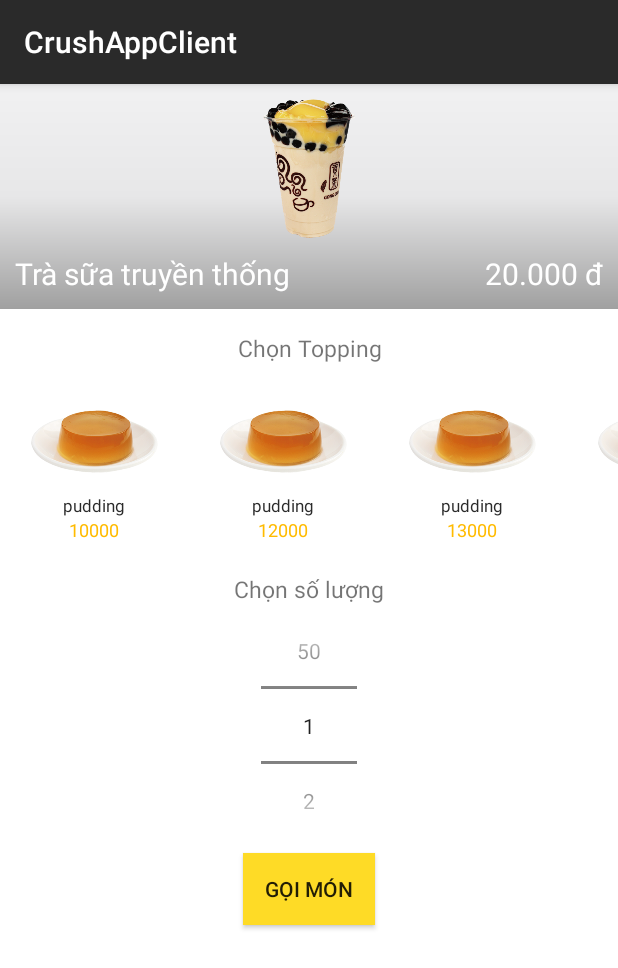
After one commit to tuandatqn95/CrushAppClient, an Android app: the ProductInfoActivity screen opened directly, with no data from a screen before it, on a phone screen of 412 x 824 dp. The commit adds this screen. Shown: the top 968 px of the screen. Run offline under Robolectric (Android 15) with nearby library versions, the phone set to English and light mode, and no system bars.

Commit message:
third commit

```diff
--- a/app/build.gradle
+++ b/app/build.gradle
@@ -9,7 +9,7 @@ android {
         versionCode 1
         versionName "1.0"
         testInstrumentationRunner "android.support.test.runner.AndroidJUnitRunner"
-        vectorDrawables.useSupportLibrary= true
+        vectorDrawables.useSupportLibrary = true
     }
     buildTypes {
         release {
--- a/app/src/main/AndroidManifest.xml
+++ b/app/src/main/AndroidManifest.xml
@@ -33,7 +33,8 @@
         <activity
             android:name=".ProductActivity"
             android:label="@string/title_activity_product"
-            android:theme="@style/AppTheme.NoActionBar"></activity>
+            android:theme="@style/AppTheme.NoActionBar" />
+        <activity android:name=".ProductInfoActivity"></activity>
     </application>
 
 </manifest>
--- a/app/src/main/java/com/crush/crushappclient/ProductActivity.java
+++ b/app/src/main/java/com/crush/crushappclient/ProductActivity.java
@@ -1,5 +1,6 @@
 package com.crush.crushappclient;
 
+import android.content.Intent;
 import android.support.design.widget.TabLayout;
 import android.support.design.widget.FloatingActionButton;
 import android.support.design.widget.Snackbar;
@@ -17,6 +18,7 @@ import android.view.MenuItem;
 import android.view.View;
 import android.view.ViewGroup;
 
+import android.widget.AdapterView;
 import android.widget.GridView;
 import android.widget.TextView;
 import android.widget.Toast;
@@ -140,6 +142,14 @@ public class ProductActivity extends AppCompatActivity {
             //Toast.makeText(getContext(), getArguments().getInt(ARG_SECTION_NUMBER)+"", Toast.LENGTH_SHORT).show();
             MainDrinkAdapter adapter = new MainDrinkAdapter(getContext(), (ArrayList<MainDrink>) seedData.getMainDrink());
             gridView.setAdapter(adapter);
+            gridView.setOnItemClickListener(new AdapterView.OnItemClickListener() {
+                @Override
+                public void onItemClick(AdapterView<?> adapterView, View view, int i, long l) {
+                    //Toast.makeText(getContext(), "item", Toast.LENGTH_SHORT).show();
+                    Intent intent = new Intent(getContext(),ProductInfoActivity.class);
+                    startActivity(intent);
+                }
+            });
             return rootView;
         }
     }
--- /dev/null
+++ b/app/src/main/java/com/crush/crushappclient/ProductInfoActivity.java
@@ -0,0 +1,31 @@
+package com.crush.crushappclient;
+
+import android.support.v7.app.AppCompatActivity;
+import android.os.Bundle;
+import android.widget.LinearLayout;
+import android.widget.NumberPicker;
+
+import com.crush.crushappclient.adapter.ToppingAdapter;
+
+public class ProductInfoActivity extends AppCompatActivity {
+    LinearLayout linearLayout;
+    NumberPicker npQuantity;
+    @Override
+    protected void onCreate(Bundle savedInstanceState) {
+        super.onCreate(savedInstanceState);
+        setContentView(R.layout.activity_product_info);
+        init();
+
+    }
+
+    private void init() {
+        linearLayout = (LinearLayout) findViewById(R.id.horizontalLinear);
+        npQuantity = (NumberPicker) findViewById(R.id.numberPickerQuantity);
+        npQuantity.setMinValue(1);
+        npQuantity.setMaxValue(50);
+        ToppingAdapter toppingAdapter = new ToppingAdapter(this,seedData.getListTopping());
+        for(int i=0;i<toppingAdapter.getCount();i++){
+            linearLayout.addView(toppingAdapter.getView(i,null,null));
+        }
+    }
+}
--- /dev/null
+++ b/app/src/main/java/com/crush/crushappclient/adapter/ToppingAdapter.java
@@ -0,0 +1,62 @@
+package com.crush.crushappclient.adapter;
+
+import android.content.Context;
+import android.view.LayoutInflater;
+import android.view.View;
+import android.view.ViewGroup;
+import android.widget.BaseAdapter;
+import android.widget.ImageView;
+import android.widget.TextView;
+
+import com.crush.crushappclient.R;
+import com.crush.crushappclient.model.Topping;
+
+import java.util.List;
+
+public class ToppingAdapter extends BaseAdapter {
+    private Context context;
+    private List<Topping> listTopping;
+
+    public ToppingAdapter(Context context, List<Topping> listTopping) {
+        this.context = context;
+        this.listTopping = listTopping;
+    }
+
+    @Override
+    public int getCount() {
+        return listTopping.size();
+    }
+
+    @Override
+    public Object getItem(int i) {
+        return null;
+    }
+
+    @Override
+    public long getItemId(int i) {
+        return 0;
+    }
+
+    @Override
+    public View getView(int i, View view, ViewGroup viewGroup) {
+        LayoutInflater inflater = (LayoutInflater) context.getSystemService(context.LAYOUT_INFLATER_SERVICE);
+        View item = inflater.inflate(R.layout.topping_layout, null);
+
+        ImageView imgvProduct = (ImageView) item.findViewById(R.id.imgvproduct);
+        TextView txtvName = (TextView) item.findViewById(R.id.txtvname);
+        TextView txtvPrice = (TextView) item.findViewById(R.id.txtvprice);
+
+
+        // gán giá trị
+        Topping topping = listTopping.get(i);
+        txtvName.setText(topping.getName());
+        txtvPrice.setText(topping.getPrice()+"");
+        // byte array to imageView
+        //Bitmap imageProduct = BitmapFactory.decodeByteArray(mainDrink.getImage(), 0, mainDrink.getImage().length);
+        imgvProduct.setImageResource(R.drawable.topping);
+
+        return item;
+    }
+
+
+}
--- a/app/src/main/java/com/crush/crushappclient/seedData.java
+++ b/app/src/main/java/com/crush/crushappclient/seedData.java
@@ -6,6 +6,7 @@ import android.widget.ImageView;
 
 import com.crush.crushappclient.model.Category;
 import com.crush.crushappclient.model.MainDrink;
+import com.crush.crushappclient.model.Topping;
 
 import java.io.ByteArrayOutputStream;
 import java.util.ArrayList;
@@ -50,7 +51,17 @@ public class seedData {
 
         return list;
     }
+    public static List<Topping> getListTopping (){
+        List<Topping> listTopping = new ArrayList<>();
+        listTopping.add(new Topping(1,"pudding",10000,null));
+        listTopping.add(new Topping(1,"pudding",12000,null));
+        listTopping.add(new Topping(1,"pudding",13000,null));
+        listTopping.add(new Topping(1,"pudding",14000,null));
+        listTopping.add(new Topping(1,"pudding",15000,null));
+        listTopping.add(new Topping(1,"pudding",16000,null));
 
+        return listTopping;
+    }
     private byte [] imageView_to_Byte(ImageView imageView){
         BitmapDrawable drawable = (BitmapDrawable) imageView.getDrawable();
         Bitmap bmp = drawable.getBitmap();
--- /dev/null
+++ b/app/src/main/res/drawable/gradient_layout.xml
@@ -0,0 +1,10 @@
+<?xml version="1.0" encoding="utf-8"?>
+<shape xmlns:android="http://schemas.android.com/apk/res/android"
+    android:shape="rectangle">
+    <!--  Gradient Bg for listrow -->
+    <gradient
+        android:startColor="#f1f1f2"
+        android:centerColor="#e7e7e8"
+        android:endColor="#a0a0a0"
+        android:angle="270" />
+</shape>
--- /dev/null
+++ b/app/src/main/res/layout/activity_product_info.xml
@@ -0,0 +1,106 @@
+<?xml version="1.0" encoding="utf-8"?>
+<LinearLayout xmlns:app="http://schemas.android.com/apk/res-auto"
+    android:layout_width="match_parent"
+    android:layout_height="match_parent"
+    android:orientation="vertical"
+    android:background="#ffffff"
+    xmlns:android="http://schemas.android.com/apk/res/android">
+
+    <LinearLayout
+        android:orientation="vertical"
+        android:background="@drawable/gradient_layout"
+        android:layout_width="match_parent"
+        android:layout_height="150dp">
+
+
+        <ImageView
+            android:id="@+id/imageView"
+            android:layout_gravity="center"
+            android:layout_width="wrap_content"
+            android:layout_height="match_parent"
+            android:layout_marginTop="10dp"
+            android:scaleType="fitCenter"
+            android:layout_weight="1"
+            app:srcCompat="@drawable/trasua" />
+        <LinearLayout
+            android:orientation="horizontal"
+            android:layout_marginTop="0dp"
+            android:padding="10dp"
+            android:layout_width="match_parent"
+            android:layout_height="wrap_content">
+
+            <TextView
+                android:text="Trà sữa truyền thống"
+                android:textSize="20dp"
+                android:textColor="#ffffff"
+                android:layout_width="wrap_content"
+                android:layout_height="wrap_content" />
+            <TextView
+                android:textSize="20dp"
+                android:textColor="#ffffff"
+                android:text="20.000 đ"
+                android:textAlignment="textEnd"
+                android:layout_width="match_parent"
+                android:layout_height="wrap_content"
+                android:gravity="end" />
+        </LinearLayout>
+    </LinearLayout>
+    <LinearLayout
+        android:orientation="vertical"
+        android:layout_width="match_parent"
+        android:layout_height="match_parent">
+
+        <TextView
+            android:layout_marginTop="15dp"
+            android:layout_marginBottom="15dp"
+            android:layout_gravity="center"
+            android:textSize="15dp"
+            android:text="Chọn Topping"
+            android:textAlignment="center"
+            android:layout_width="match_parent"
+            android:layout_height="wrap_content" />
+        <HorizontalScrollView
+            android:id="@+id/horizontalScrollView"
+            android:scrollbars="none"
+            android:layout_width="match_parent"
+            android:layout_height="wrap_content">
+
+            <LinearLayout
+                android:id="@+id/horizontalLinear"
+                android:layout_width="wrap_content"
+                android:layout_height="wrap_content"
+                android:orientation="horizontal">
+
+            </LinearLayout>
+        </HorizontalScrollView>
+
+        <TextView
+            android:layout_marginTop="15dp"
+            android:layout_marginBottom="5dp"
+            android:layout_gravity="center"
+            android:textSize="15dp"
+            android:text="Chọn số lượng"
+            android:textAlignment="center"
+            android:layout_width="match_parent"
+            android:layout_height="wrap_content" />
+
+        <NumberPicker
+            android:id="@+id/numberPickerQuantity"
+            android:orientation="horizontal"
+            android:layout_gravity="center"
+            android:layout_width="wrap_content"
+            android:layout_height="150dp"
+            android:layout_alignParentTop="false"
+            android:layout_centerHorizontal="true" />
+
+        <Button
+            android:id="@+id/btnOrder"
+            android:text="Gọi món"
+            android:layout_gravity="center"
+            android:layout_marginTop="10dp"
+            android:background="@color/colorMainYellow"
+            android:layout_width="wrap_content"
+            android:layout_height="wrap_content" />
+    </LinearLayout>
+
+</LinearLayout>
--- a/app/src/main/java/com/crush/crushappclient/adapter/CategoryAdapter.java
+++ b/app/src/main/res/layout/topping_layout.xml
@@ -1,54 +1,39 @@
-package com.crush.crushappclient.adapter;
+<?xml version="1.0" encoding="utf-8"?>
+<LinearLayout xmlns:app="http://schemas.android.com/apk/res-auto"
+    android:layout_width="wrap_content"
+    android:layout_height="wrap_content"
+    android:orientation="vertical"
+    android:paddingRight="15dp"
+    android:paddingLeft="15dp"
+    android:paddingTop="1dp"
+    android:paddingBottom="5dp"
+    android:background="@drawable/rounded_edge"
+    xmlns:android="http://schemas.android.com/apk/res/android">
 
-import android.content.Context;
-import android.support.annotation.NonNull;
-import android.view.LayoutInflater;
-import android.view.View;
-import android.view.ViewGroup;
-import android.widget.ArrayAdapter;
-import android.widget.BaseAdapter;
-import android.widget.CheckedTextView;
-import android.widget.ImageView;
-import android.widget.TextView;
+    <ImageView
+        android:id="@+id/imgvproduct"
+        android:padding="@dimen/activity_margin"
+        android:scaleType="fitCenter"
+        android:layout_width="95dp"
+        android:layout_height="70dp"
+        android:layout_gravity="center"
+        android:layout_weight="1"
+        app:srcCompat="@mipmap/ic_launcher_round" />
+    <TextView
+        android:id="@+id/txtvname"
+        android:layout_width="wrap_content"
+        android:layout_height="wrap_content"
+        android:textColor="@color/colorDarkGray"
+        android:layout_gravity="center"
+        android:textSize="11dp"
+        android:text="Trà sữa"/>
 
-import com.crush.crushappclient.R;
-import com.crush.crushappclient.model.Category;
-import com.crush.crushappclient.model.MainDrink;
-
-import java.util.ArrayList;
-import java.util.List;
-
-public class CategoryAdapter extends BaseAdapter{
-    private Context context;
-    private List<Category> listCategory;
-
-    public CategoryAdapter(Context context, List<Category> listCategory) {
-        this.context = context;
-        this.listCategory = listCategory;
-    }
-
-    @Override
-    public int getCount() {
-        return listCategory.size();
-    }
-
-    @Override
-    public Object getItem(int i) {
-        return null;
-    }
-
-    @Override
-    public long getItemId(int i) {
-        return 0;
-    }
-
-    @Override
-    public View getView(int i, View view, ViewGroup viewGroup) {
-        LayoutInflater inflater = (LayoutInflater) context.getSystemService(context.LAYOUT_INFLATER_SERVICE);
-        View item = inflater.inflate(android.R.layout.simple_list_item_1, null);
-        // gán giá trị
-        Category category = listCategory.get(i);
-        item.setTag(category.getName());
-        return item;
-    }
-}
+    <TextView
+        android:id="@+id/txtvprice"
+        android:layout_width="wrap_content"
+        android:layout_height="wrap_content"
+        android:textColor="@color/colorAccent"
+        android:textSize="12dp"
+        android:layout_gravity="center"
+        android:text="20.000 đ"/>
+</LinearLayout>
--- a/app/src/main/res/values/colors.xml
+++ b/app/src/main/res/values/colors.xml
@@ -2,8 +2,8 @@
 <resources>
     <color name="colorPrimary">#3F51B5</color>
     <color name="colorPrimaryDark">#303F9F</color>
-    <color name="colorAccent">#f7b100</color>
-    <color name="colorMainYellow">#FFDB1B</color>
+    <color name="colorAccent">#ffbb00</color>
+    <color name="colorMainYellow">#fedb26</color>
     <color name="colorDarkGray">#2a2a2a</color>
     <color name="colorLightGray">#7b7b7b</color>
 </resources>
```
Also changed, not shown: app/src/main/res/drawable/topping.png (added).
